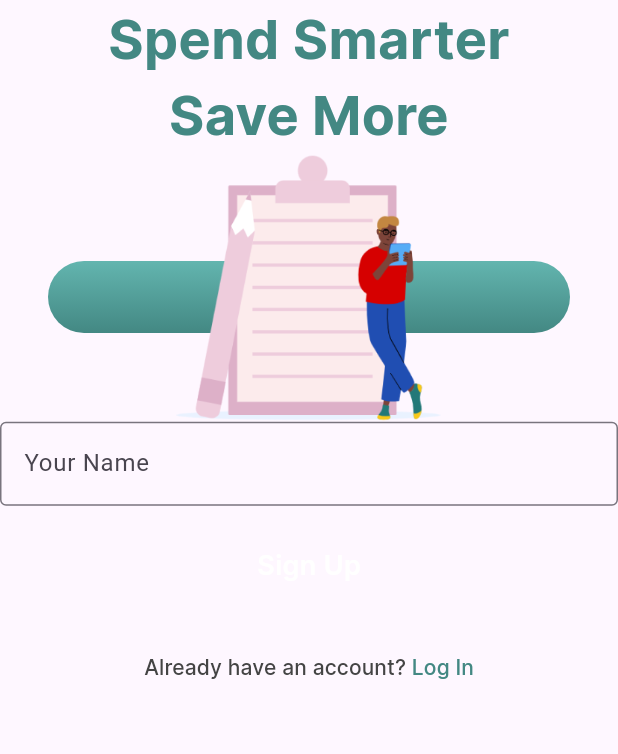
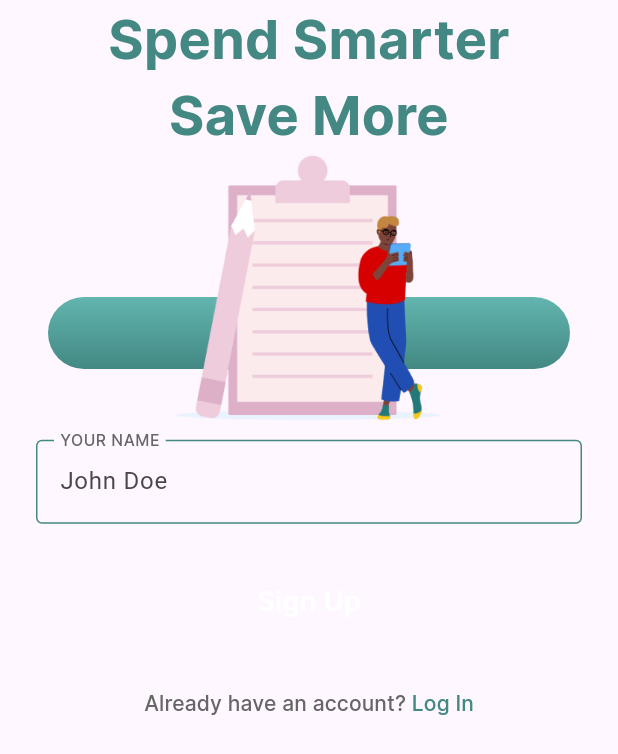
Before and after one commit to ImDaviMarques/financy_app, a Flutter app: the screen it shows after launch, on a phone screen of 412 x 824 dp. Shown: the top 754 px of the screen. Run offline on Flutter 3.47's test engine with Material 3 defaults, Android fonts, the phone set to English and light mode, and no system bars.

Commit message:
Custom Text Form Field

```diff
--- a/lib/common/constants/app_colors.dart
+++ b/lib/common/constants/app_colors.dart
@@ -11,5 +11,6 @@ class AppColors {
   ];
   static const Color white = Color(0xFFFFFFFF);
   static const Color iceWhite = Color(0xFFEEF8F7);
-  static const Color grey = Color(0xFF444444);
+  static const Color darkGrey = Color(0xFF444444);
+  static const Color grey = Color(0xFF666666);
 }
--- a/lib/common/constants/app_text_styles.dart
+++ b/lib/common/constants/app_text_styles.dart
@@ -26,4 +26,6 @@ class AppTextStyles {
     fontSize: 18.0,
     fontWeight: FontWeight.w600,
   );
+
+  static var inputLabelText;
 }
--- /dev/null
+++ b/lib/common/widgets/custom_text_form_field.dart
@@ -0,0 +1,68 @@
+import 'package:financy_app/common/constants/app_colors.dart';
+import 'package:financy_app/common/constants/app_text_styles.dart';
+import 'package:flutter/material.dart';
+
+class CustomTextFormField extends StatefulWidget {
+  final EdgeInsetsGeometry? padding;
+  final String? hintText;
+  final String? labelText;
+  final TextCapitalization? textCapitalization;
+  final TextEditingController? controller;
+  final TextInputType? keyboardType;
+  final int? maxLength;
+  final TextInputAction? textInputAction;
+  const CustomTextFormField({
+    super.key,
+    required this.padding,
+    this.hintText,
+    this.labelText,
+    this.textCapitalization,
+    this.controller,
+    this.keyboardType,
+    this.maxLength,
+    this.textInputAction,
+  });
+
+  @override
+  State<CustomTextFormField> createState() => _CustomTextFormFieldState();
+}
+
+class _CustomTextFormFieldState extends State<CustomTextFormField> {
+  final defaultBorder = const OutlineInputBorder(
+      borderSide: BorderSide(color: AppColors.greelightTwo));
+
+  @override
+  Widget build(BuildContext context) {
+    return Padding(
+      padding: widget.padding ??
+          EdgeInsets.symmetric(horizontal: 24.0, vertical: 12.0),
+      child: TextFormField(
+        textInputAction: widget.textInputAction,
+        maxLength: widget.maxLength,
+        keyboardType: widget.keyboardType,
+        controller: widget.controller,
+        textCapitalization:
+            widget.textCapitalization ?? TextCapitalization.none,
+        decoration: InputDecoration(
+          hintText: widget.hintText,
+          floatingLabelBehavior: FloatingLabelBehavior.always,
+          labelText: widget.labelText?.toUpperCase(),
+          labelStyle: AppTextStyles.smallText.copyWith(color: AppColors.grey),
+          focusedBorder: defaultBorder,
+          errorBorder: defaultBorder.copyWith(
+            borderSide: const BorderSide(
+              color: Colors.red,
+            ),
+          ),
+          focusedErrorBorder: defaultBorder.copyWith(
+            borderSide: const BorderSide(
+              color: Colors.red,
+            ),
+          ),
+          enabledBorder: defaultBorder,
+          disabledBorder: defaultBorder,
+        ),
+      ),
+    );
+  }
+}
--- a/lib/features/onboarding/onboarding_page.dart
+++ b/lib/features/onboarding/onboarding_page.dart
@@ -42,7 +42,7 @@ class OnboardingPage extends StatelessWidget {
             children: [
               Text(
                 'Already have an account? ',
-                style: AppTextStyles.smallText.copyWith(color: AppColors.grey),
+                style: AppTextStyles.smallText.copyWith(color: AppColors.darkGrey),
               ),
               Text(
                 'Log In',
--- a/lib/features/sign_up/sign_up_page.dart
+++ b/lib/features/sign_up/sign_up_page.dart
@@ -2,6 +2,7 @@ import 'dart:developer';
 
 import 'package:financy_app/common/constants/app_colors.dart';
 import 'package:financy_app/common/constants/app_text_styles.dart';
+import 'package:financy_app/common/widgets/custom_text_form_field.dart';
 import 'package:financy_app/common/widgets/multi_text_button.dart';
 import 'package:financy_app/features/onboarding/onboarding_page.dart';
 
@@ -35,11 +36,10 @@ class SignUpPage extends StatelessWidget {
         Form(
             child: Column(
           children: [
-            TextFormField(
-              decoration: const InputDecoration(
-                labelText: "Your Name",
-                border: OutlineInputBorder(),
-              ),
+            CustomTextFormField(
+              labelText: "your name",
+              hintText: "John Doe",
+              padding: null,
             )
           ],
         )),
```
